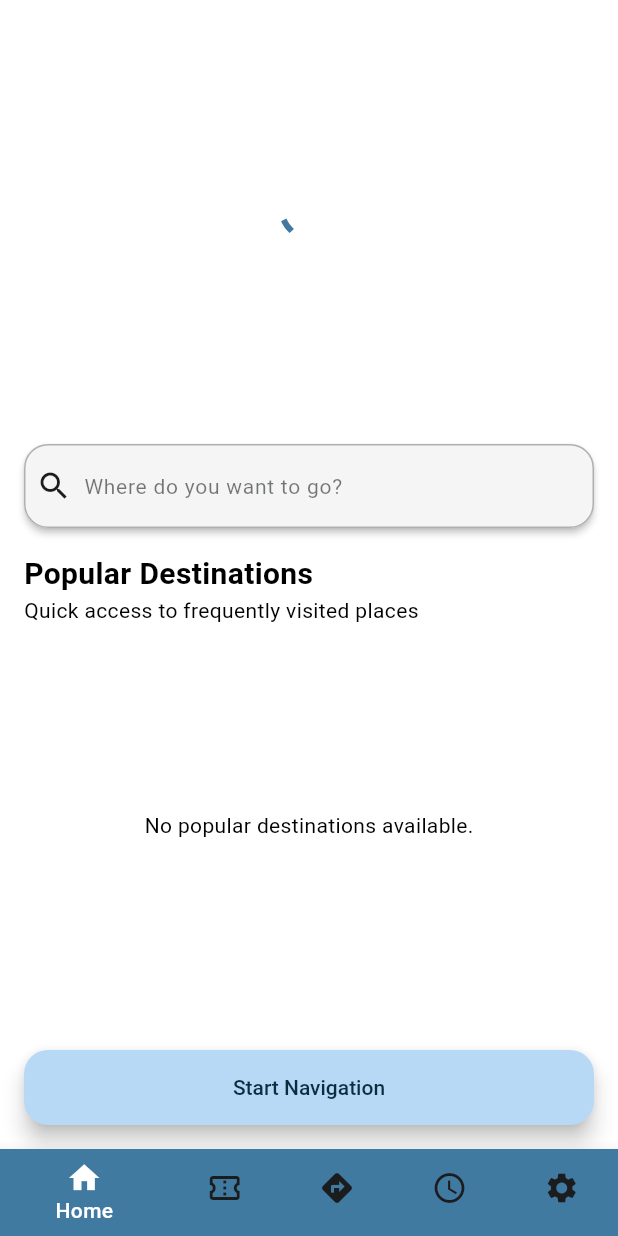
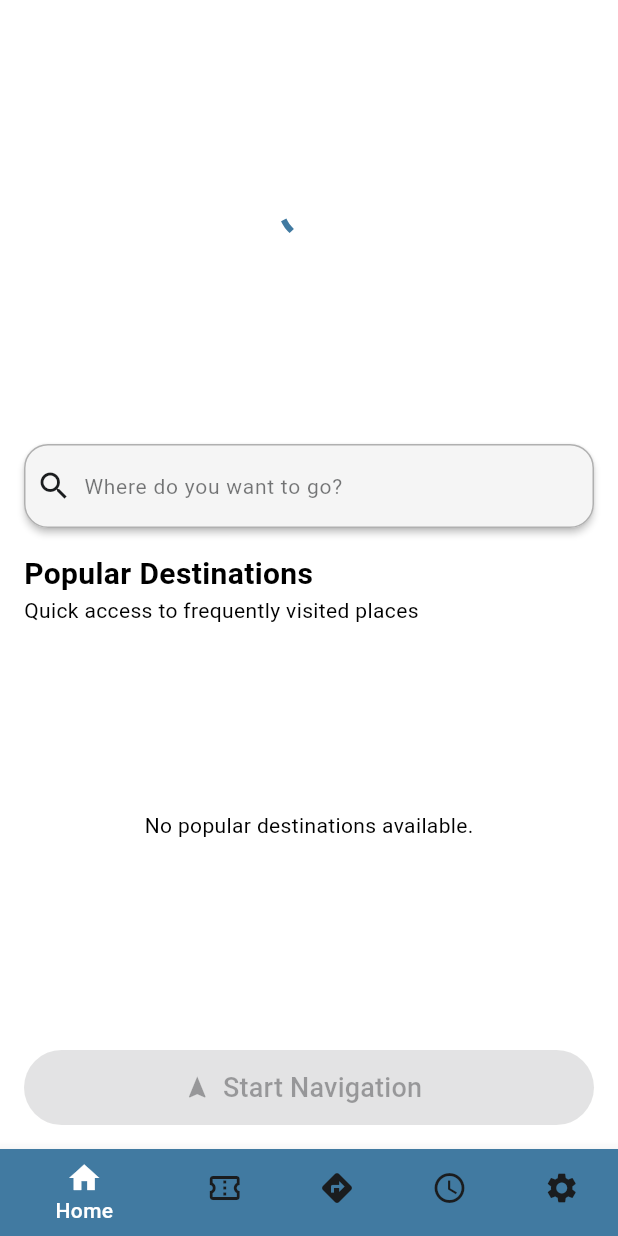
Before and after one commit to KarloK34/LinOS, a Flutter app: the screen it shows once a user with an empty profile is signed in, on a phone screen of 412 x 824 dp. Run offline on Flutter 3.47's test engine with Material 3 defaults, Android fonts, the phone set to English and light mode, and no system bars; our stand-ins replace equatable, firebase_auth, firebase_core, flutter_bloc, flutter_dotenv, geolocator and 8 more; missing offline and left inert: google_polyline_algorithm; accounts and stored records are empty; generated files the repository leaves out were written again.

Commit message:
Start navigation button functionality

```diff
--- a/lib/core/navigation/main_page.dart
+++ b/lib/core/navigation/main_page.dart
@@ -24,14 +24,20 @@ class MainPage extends StatefulWidget {
 
 class _MainPageState extends State<MainPage> {
   int _selectedIndex = 0;
+
   @override
   Widget build(BuildContext context) {
-    return Scaffold(
-      body: switch (_selectedIndex) {
-        0 => MultiBlocProvider(
+    return MultiBlocProvider(
       providers: [
         BlocProvider(create: (context) => HomeMapCubit()..fetchUserLocation()),
         BlocProvider(create: (context) => SearchDestinationCubit(getIt<GooglePlacesApiService>())),
+        BlocProvider(
+          create: (context) => PopularDestinationsCubit(getIt<SearchHistoryRepository>())..loadPopularDestinations(),
+        ),
+      ],
+      child: Builder(
+        builder: (context) => MultiBlocProvider(
+          providers: [
             BlocProvider(
               create: (context) => TransitRouteCubit(
                 getIt<GoogleDirectionsApiService>(),
@@ -39,10 +45,10 @@ class _MainPageState extends State<MainPage> {
                 context.read<HomeMapCubit>(),
               ),
             ),
-            BlocProvider(create: (context) => PopularDestinationsCubit(getIt<SearchHistoryRepository>())),
           ],
-          child: HomePage(),
-        ),
+          child: Scaffold(
+            body: switch (_selectedIndex) {
+              0 => HomePage(),
               1 => TicketsPage(),
               2 => LinesPage(),
               3 => SchedulePage(),
@@ -84,6 +90,9 @@ class _MainPageState extends State<MainPage> {
                 });
               },
             ),
+          ),
+        ),
+      ),
     );
   }
 }
--- /dev/null
+++ b/lib/features/home/data/services/navigation_service.dart
@@ -0,0 +1,28 @@
+import 'package:url_launcher/url_launcher.dart';
+import 'package:google_maps_flutter/google_maps_flutter.dart';
+
+class NavigationService {
+  static Future<bool> navigateToDestinationWithTransit({
+    required LatLng origin,
+    required LatLng destination,
+    required String destinationName,
+  }) async {
+    final String googleMapsUrl =
+        'https://www.google.com/maps/dir/${origin.latitude},${origin.longitude}/${destination.latitude},${destination.longitude}/@${destination.latitude},${destination.longitude},15z/data=!3m1!4b1!4m2!4m1!3e3';
+
+    final String googleMapsApp =
+        'comgooglemaps://?saddr=${origin.latitude},${origin.longitude}&daddr=${destination.latitude},${destination.longitude}&directionsmode=transit';
+
+    try {
+      if (await canLaunchUrl(Uri.parse(googleMapsApp))) {
+        return await launchUrl(Uri.parse(googleMapsApp));
+      }
+      if (await canLaunchUrl(Uri.parse(googleMapsUrl))) {
+        return await launchUrl(Uri.parse(googleMapsUrl), mode: LaunchMode.externalApplication);
+      }
+      return false;
+    } catch (e) {
+      return false;
+    }
+  }
+}
--- a/lib/features/home/presentation/screens/home_page.dart
+++ b/lib/features/home/presentation/screens/home_page.dart
@@ -1,6 +1,8 @@
 import 'package:flutter_bloc/flutter_bloc.dart';
 import 'package:flutter/material.dart';
 import 'package:linos/core/utils/context_extensions.dart';
+import 'package:linos/features/home/data/services/navigation_service.dart';
+import 'package:linos/features/home/presentation/cubit/home_map_state.dart';
 import 'package:linos/features/home/presentation/widgets/debounced_search_bar.dart';
 import 'package:linos/features/home/presentation/cubit/home_map_cubit.dart';
 import 'package:linos/features/home/presentation/cubit/popular_destinations_cubit.dart';
@@ -13,6 +15,34 @@ import 'package:linos/features/home/presentation/widgets/popular_destinations.da
 
 class HomePage extends StatelessWidget {
   const HomePage({super.key});
+
+  Future<void> _startNavigation(BuildContext context) async {
+    final searchState = context.read<SearchDestinationCubit>().state;
+    final mapState = context.read<HomeMapCubit>().state;
+
+    if (searchState is SearchDestinationSelected && mapState is HomeMapLocationLoaded) {
+      final success = await NavigationService.navigateToDestinationWithTransit(
+        origin: mapState.userLocation,
+        destination: searchState.selectedPlace.coordinates,
+        destinationName: searchState.selectedPlace.name,
+      );
+
+      if (!success && context.mounted) {
+        ScaffoldMessenger.of(
+          context,
+        ).showSnackBar(SnackBar(content: Text(context.l10n.homePage_navigationError), backgroundColor: Colors.red));
+      }
+    } else if (context.mounted) {
+      String message;
+      if (searchState is! SearchDestinationSelected) {
+        message = context.l10n.homePage_noDestinationError;
+      } else {
+        message = context.l10n.homePage_locationError;
+      }
+
+      ScaffoldMessenger.of(context).showSnackBar(SnackBar(content: Text(message), backgroundColor: Colors.orange));
+    }
+  }
 
   @override
   Widget build(BuildContext context) {
@@ -55,11 +85,7 @@ class HomePage extends StatelessWidget {
               SizedBox(height: 16.0),
               Expanded(child: PopularDestinations()),
               SizedBox(height: 16.0),
-              SizedBox(
-                width: double.infinity,
-                height: 50,
-                child: FloatingActionButton(onPressed: () {}, child: Text(context.l10n.homePage_startNavigationButton)),
-              ),
+              _buildStartNavigationButton(),
               SizedBox(height: 16.0),
             ],
           ),
@@ -67,4 +93,32 @@ class HomePage extends StatelessWidget {
       ),
     );
   }
+
+  BlocBuilder<SearchDestinationCubit, SearchDestinationState> _buildStartNavigationButton() {
+    return BlocBuilder<SearchDestinationCubit, SearchDestinationState>(
+      builder: (context, searchState) {
+        return BlocBuilder<HomeMapCubit, HomeMapState>(
+          builder: (context, mapState) {
+            final isDestinationSelected = searchState is SearchDestinationSelected;
+            final isLocationLoaded = mapState is HomeMapLocationLoaded;
+            final isNavigationReady = isDestinationSelected && isLocationLoaded;
+
+            return SizedBox(
+              width: double.infinity,
+              height: 50,
+              child: ElevatedButton.icon(
+                onPressed: isNavigationReady ? () => _startNavigation(context) : null,
+                icon: Icon(Icons.navigation),
+                label: Text(context.l10n.homePage_startNavigationButton),
+                style: ElevatedButton.styleFrom(
+                  backgroundColor: isNavigationReady ? null : Colors.grey,
+                  foregroundColor: isNavigationReady ? null : Colors.white70,
+                ),
+              ),
+            );
+          },
+        );
+      },
+    );
+  }
 }
--- a/lib/l10n/app_en.arb
+++ b/lib/l10n/app_en.arb
@@ -24,6 +24,9 @@
     "homePage_startNavigationButton": "Start Navigation",
     "homePage_noSuggestions": "No suggestions available.",
     "homePage_noPopularDestinations": "No popular destinations available.",
+    "homePage_navigationError": "An error occurred while starting navigation.",
+    "homePage_noDestinationError": "Please select a destination to start navigation.",
+    "homePage_locationError": "Unable to access your location. Please check your device settings.",
     "linesPage_tramLinesTitle": "Tram Lines",
     "linesPage_busLinesTitle": "Bus Lines",
     "linesPage_realTimeButton": "Real-time Positions",
--- a/lib/l10n/app_hr.arb
+++ b/lib/l10n/app_hr.arb
@@ -24,6 +24,9 @@
     "homePage_startNavigationButton": "Pokreni navigaciju",
     "homePage_noSuggestions": "Nema dostupnih prijedloga.",
     "homePage_noPopularDestinations": "Nema dostupnih popularnih odredišta.",
+    "homePage_navigationError": "Došlo je do pogreške prilikom pokretanja navigacije.",
+    "homePage_noDestinationError": "Molimo odaberite odredište za pokretanje navigacije.",
+    "homePage_locationError": "Nije moguće pristupiti vašoj lokaciji. Provjerite postavke uređaja.",
     "linesPage_tramLinesTitle": "Tramvajske linije",
     "linesPage_busLinesTitle": "Autobusne linije",
     "linesPage_realTimeButton": "Položaji u stvarnom vremenu",
--- a/lib/l10n/app_localizations.dart
+++ b/lib/l10n/app_localizations.dart
@@ -241,6 +241,24 @@ abstract class AppLocalizations {
   /// In en, this message translates to:
   /// **'No popular destinations available.'**
   String get homePage_noPopularDestinations;
+
+  /// No description provided for @homePage_navigationError.
+  ///
+  /// In en, this message translates to:
+  /// **'An error occurred while starting navigation.'**
+  String get homePage_navigationError;
+
+  /// No description provided for @homePage_noDestinationError.
+  ///
+  /// In en, this message translates to:
+  /// **'Please select a destination to start navigation.'**
+  String get homePage_noDestinationError;
+
+  /// No description provided for @homePage_locationError.
+  ///
+  /// In en, this message translates to:
+  /// **'Unable to access your location. Please check your device settings.'**
+  String get homePage_locationError;
 
   /// No description provided for @linesPage_tramLinesTitle.
   ///
--- a/pubspec.yaml
+++ b/pubspec.yaml
@@ -35,6 +35,7 @@ dependencies:
   uuid: ^4.5.1
   rxdart: ^0.28.0
   google_polyline_algorithm: ^3.1.0
+  url_launcher: ^6.3.1
 
 dev_dependencies:
   flutter_test:
```
Also changed, not shown: lib/l10n/app_localizations_en.dart (+12 -0 lines), lib/l10n/app_localizations_hr.dart (+12 -0 lines), 1 other file. Lines whose indentation alone changed are shown as unchanged.
